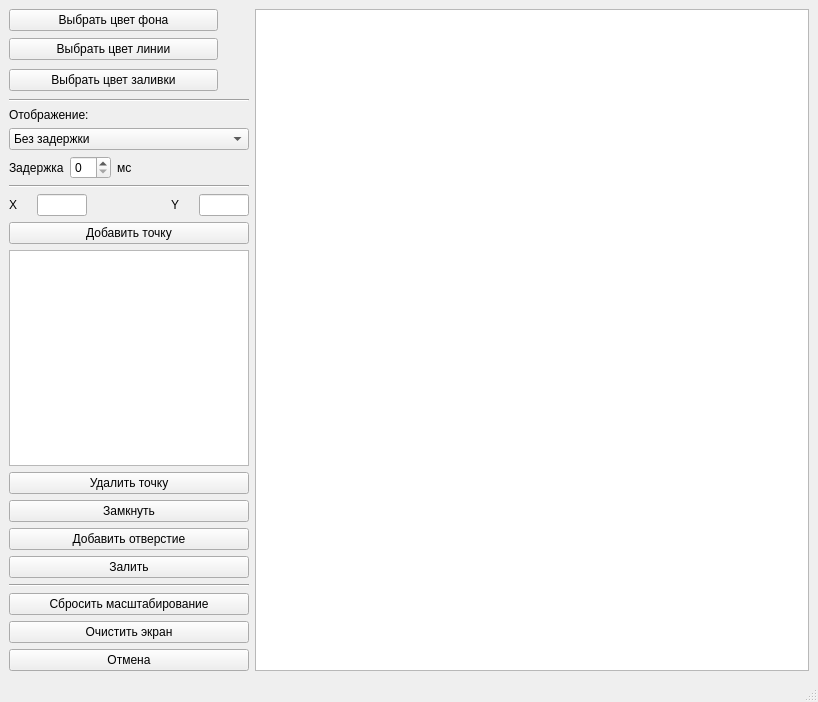
AskaryanKarine/BMSTU-CG, file lab_05/mainwindow.ui: the form before one commit.
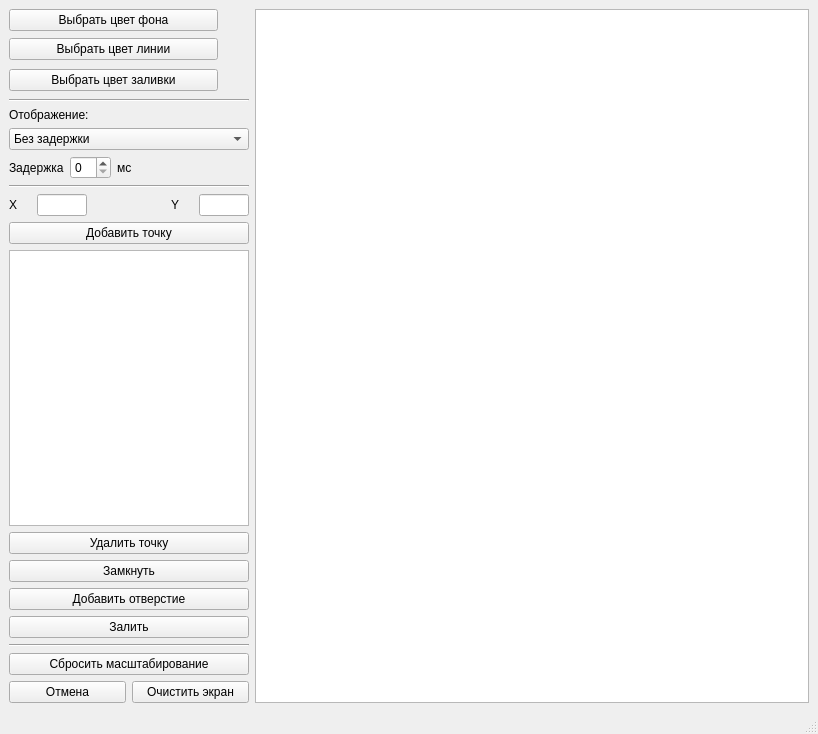
The form after the commit.

```diff
--- a/lab_05/mainwindow.ui
+++ b/lab_05/mainwindow.ui
@@ -7,7 +7,7 @@
     <x>0</x>
     <y>0</y>
     <width>818</width>
-    <height>702</height>
+    <height>734</height>
    </rect>
   </property>
   <property name="windowTitle">
@@ -329,12 +329,7 @@
        </widget>
       </item>
       <item>
-       <widget class="QPushButton" name="pushButton_clear">
-        <property name="text">
-         <string>Очистить экран</string>
-        </property>
-       </widget>
-      </item>
+       <layout class="QHBoxLayout" name="horizontalLayout_8">
       <item>
        <widget class="QPushButton" name="pushButton_cancel">
         <property name="text">
@@ -342,6 +337,15 @@
         </property>
        </widget>
       </item>
+        <item>
+         <widget class="QPushButton" name="pushButton_clear">
+          <property name="text">
+           <string>Очистить экран</string>
+          </property>
+         </widget>
+        </item>
+       </layout>
+      </item>
      </layout>
     </item>
     <item row="0" column="1">
```
Left out of the diff: 2 changed lines with no effect on the pictures. Lines whose indentation alone changed are shown as unchanged.
